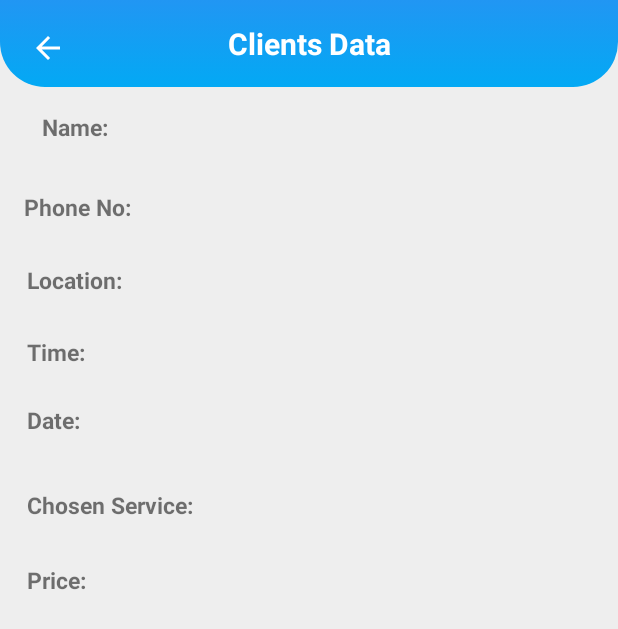
After one commit to blblazami/DefenceLine, an Android app: the layout clients_data.xml on its own in the app's theme, with its tools: preview values and no code run, on a phone screen of 412 x 824 dp. The commit adds this screen. Shown: the top 629 px of the screen. Run offline under Robolectric (Android 15) with nearby library versions, the phone set to English and light mode, and no system bars.

Commit message:
last modification

```diff
--- /dev/null
+++ b/app/src/main/res/drawable/ic_back.xml
@@ -0,0 +1,5 @@
+<vector android:height="24dp" android:tint="#FFFFFF"
+    android:viewportHeight="24" android:viewportWidth="24"
+    android:width="24dp" xmlns:android="http://schemas.android.com/apk/res/android">
+    <path android:fillColor="@android:color/white" android:pathData="M20,11H7.83l5.59,-5.59L12,4l-8,8 8,8 1.41,-1.41L7.83,13H20v-2z"/>
+</vector>
--- /dev/null
+++ b/app/src/main/res/layout/clients_data.xml
@@ -0,0 +1,129 @@
+<?xml version="1.0" encoding="utf-8"?>
+<androidx.constraintlayout.widget.ConstraintLayout
+    xmlns:android="http://schemas.android.com/apk/res/android"
+    xmlns:app="http://schemas.android.com/apk/res-auto"
+    xmlns:tools="http://schemas.android.com/tools"
+    android:layout_width="match_parent"
+    android:layout_height="match_parent"
+    tools:context=".MainActivity"
+    android:background="@color/light_gray">
+
+    <RelativeLayout
+        android:id="@+id/clients_data_id"
+        android:layout_width="match_parent"
+        android:layout_height="match_parent">
+
+        <TextView
+            android:id="@+id/clients_data_TV_id"
+            android:layout_width="match_parent"
+            android:layout_height="wrap_content"
+            android:background="@drawable/background_blue_toolbar"
+            android:gravity="center"
+            android:padding="15dp"
+            android:text="Clients Data"
+            android:textColor="@color/white"
+            android:textSize="20sp"
+            android:textStyle="bold"/>
+
+        <ImageView
+            android:id="@+id/back"
+            android:layout_width="wrap_content"
+            android:layout_height="wrap_content"
+            android:layout_alignParentStart="true"
+            android:layout_alignParentTop="true"
+            android:layout_marginStart="20dp"
+            android:layout_marginTop="20dp"
+            android:src="@drawable/ic_back" />
+
+    </RelativeLayout>
+
+    <RelativeLayout
+        android:id="@+id/client_data_RL_id"
+        android:layout_width="match_parent"
+        android:layout_height="match_parent"
+        android:layout_marginTop="64dp"
+        android:layout_marginRight="8dp"
+        android:layout_marginLeft="8dp"
+        android:layout_marginBottom="8dp">
+
+        <TextView
+            android:id="@+id/name_RL"
+            android:layout_width="wrap_content"
+            android:layout_height="wrap_content"
+            android:text="Name: "
+            android:gravity="right"
+            android:textSize="15sp"
+            android:textStyle="bold"
+            android:layout_marginStart="10dp"
+            android:padding="10dp"/>
+
+        <TextView
+            android:id="@+id/phone_RL"
+            android:layout_width="wrap_content"
+            android:layout_height="wrap_content"
+            android:layout_marginStart="6dp"
+            android:layout_marginTop="61dp"
+            android:padding="2dp"
+            android:text="Phone No: "
+            android:textSize="15sp"
+            android:textStyle="bold"/>
+
+        <TextView
+            android:id="@+id/location_RL"
+            android:layout_width="wrap_content"
+            android:layout_height="wrap_content"
+            android:layout_marginStart="8dp"
+            android:layout_marginTop="110dp"
+            android:text="Location: "
+            android:padding="2dp"
+            android:textStyle="bold"
+            android:textSize="15sp"/>
+
+        <TextView
+            android:id="@+id/time_RL"
+            android:layout_width="wrap_content"
+            android:layout_height="wrap_content"
+            android:layout_marginStart="8dp"
+            android:layout_marginTop="158dp"
+            android:text="Time: "
+            android:padding="2dp"
+            android:textStyle="bold"
+            android:textSize="15sp"/>
+
+        <TextView
+        android:id="@+id/date_RL"
+        android:layout_width="wrap_content"
+        android:layout_height="wrap_content"
+        android:layout_marginStart="8dp"
+        android:layout_marginTop="203dp"
+        android:text="Date: "
+        android:padding="2dp"
+        android:textStyle="bold"
+        android:textSize="15sp"/>
+
+        <TextView
+        android:id="@+id/service_RL"
+        android:layout_width="wrap_content"
+        android:layout_height="wrap_content"
+        android:layout_marginStart="8dp"
+        android:layout_marginTop="260dp"
+        android:text="Chosen Service: "
+        android:padding="2dp"
+        android:textStyle="bold"
+        android:textSize="15sp"/>
+
+        <TextView
+            android:id="@+id/price_RL"
+            android:layout_width="wrap_content"
+            android:layout_height="wrap_content"
+            android:layout_marginStart="8dp"
+            android:layout_marginTop="310dp"
+            android:text="Price: "
+            android:padding="2dp"
+            android:textStyle="bold"
+            android:textSize="15sp"/>
+
+
+    </RelativeLayout>
+
+</androidx.constraintlayout.widget.ConstraintLayout>
```
Also changed, not shown: app/src/main/res/layout/activity_main.xml (+24 -19 lines), app/src/main/res/layout/scrollview.xml (deleted, +0 -189 lines).
